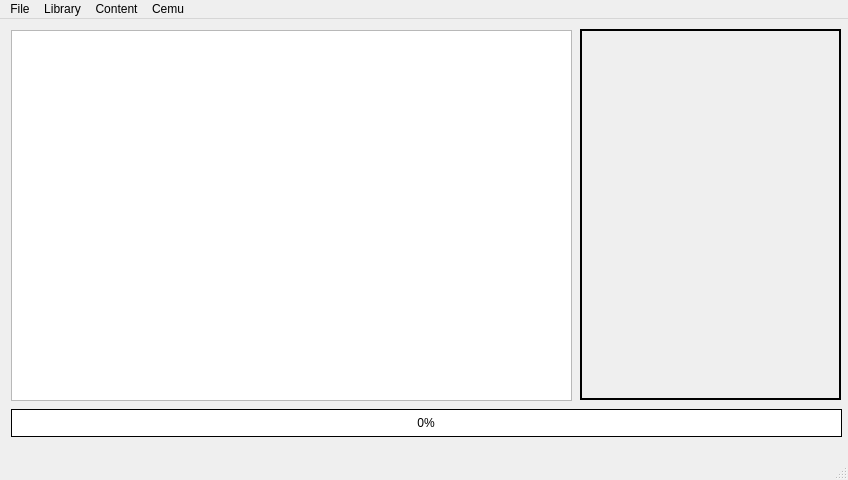
Chrono136/Maple-Tree, file mainwindow.ui: the form before one commit.
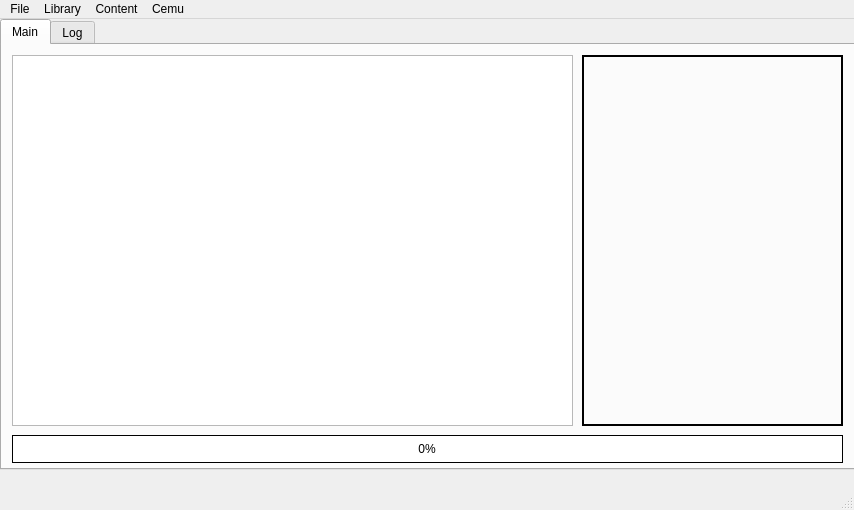
The form after the commit.

```diff
--- a/mainwindow.ui
+++ b/mainwindow.ui
@@ -6,20 +6,20 @@
    <rect>
     <x>0</x>
     <y>0</y>
-    <width>848</width>
-    <height>480</height>
+    <width>854</width>
+    <height>510</height>
    </rect>
   </property>
   <property name="minimumSize">
    <size>
-    <width>848</width>
-    <height>480</height>
+    <width>854</width>
+    <height>510</height>
    </size>
   </property>
   <property name="maximumSize">
    <size>
-    <width>848</width>
-    <height>480</height>
+    <width>906</width>
+    <height>510</height>
    </size>
   </property>
   <property name="windowTitle">
@@ -32,10 +32,73 @@
    <bool>false</bool>
   </property>
   <widget class="QWidget" name="centralwidget">
+   <widget class="QTabWidget" name="tabWidget">
+    <property name="geometry">
+     <rect>
+      <x>0</x>
+      <y>0</y>
+      <width>861</width>
+      <height>451</height>
+     </rect>
+    </property>
+    <property name="currentIndex">
+     <number>0</number>
+    </property>
+    <property name="usesScrollButtons">
+     <bool>true</bool>
+    </property>
+    <widget class="QWidget" name="tab">
+     <attribute name="title">
+      <string>Main</string>
+     </attribute>
+     <widget class="QLabel" name="label">
+      <property name="geometry">
+       <rect>
+        <x>580</x>
+        <y>10</y>
+        <width>261</width>
+        <height>371</height>
+       </rect>
+      </property>
+      <property name="minimumSize">
+       <size>
+        <width>0</width>
+        <height>0</height>
+       </size>
+      </property>
+      <property name="frameShape">
+       <enum>QFrame::Box</enum>
+      </property>
+      <property name="frameShadow">
+       <enum>QFrame::Plain</enum>
+      </property>
+      <property name="lineWidth">
+       <number>2</number>
+      </property>
+      <property name="midLineWidth">
+       <number>0</number>
+      </property>
+      <property name="text">
+       <string/>
+      </property>
+      <property name="scaledContents">
+       <bool>true</bool>
+      </property>
+     </widget>
+     <widget class="QListWidget" name="listWidget">
+      <property name="geometry">
+       <rect>
+        <x>10</x>
+        <y>10</y>
+        <width>561</width>
+        <height>371</height>
+       </rect>
+      </property>
+     </widget>
    <widget class="QProgressBar" name="progressBar">
     <property name="geometry">
      <rect>
-      <x>11</x>
+        <x>10</x>
       <y>390</y>
       <width>831</width>
       <height>28</height>
@@ -79,49 +142,28 @@
      <string>%p%</string>
     </property>
    </widget>
-   <widget class="QListWidget" name="listWidget">
-    <property name="geometry">
-     <rect>
-      <x>11</x>
-      <y>11</y>
-      <width>561</width>
-      <height>371</height>
-     </rect>
-    </property>
-   </widget>
-   <widget class="QLabel" name="label">
+    </widget>
+    <widget class="QWidget" name="tab_2">
+     <attribute name="title">
+      <string>Log</string>
+     </attribute>
+     <widget class="QTextEdit" name="textEdit">
     <property name="geometry">
      <rect>
-      <x>580</x>
-      <y>10</y>
-      <width>261</width>
-      <height>371</height>
-     </rect>
-    </property>
-    <property name="minimumSize">
-     <size>
-      <width>0</width>
-      <height>0</height>
-     </size>
-    </property>
+        <x>0</x>
+        <y>0</y>
+        <width>851</width>
+        <height>421</height>
+       </rect>
+      </property>
     <property name="frameShape">
-     <enum>QFrame::Box</enum>
-    </property>
-    <property name="frameShadow">
-     <enum>QFrame::Plain</enum>
-    </property>
-    <property name="lineWidth">
-     <number>2</number>
-    </property>
-    <property name="midLineWidth">
-     <number>0</number>
-    </property>
-    <property name="text">
-     <string/>
-    </property>
-    <property name="scaledContents">
+       <enum>QFrame::NoFrame</enum>
+      </property>
+      <property name="readOnly">
      <bool>true</bool>
     </property>
+     </widget>
+    </widget>
    </widget>
   </widget>
   <widget class="QMenuBar" name="menubar">
@@ -129,7 +171,7 @@
     <rect>
      <x>0</x>
      <y>0</y>
-     <width>848</width>
+     <width>854</width>
      <height>26</height>
     </rect>
    </property>
```
Left out of the diff: 4 changed lines with no effect on the pictures. Lines whose indentation alone changed are shown as unchanged.
